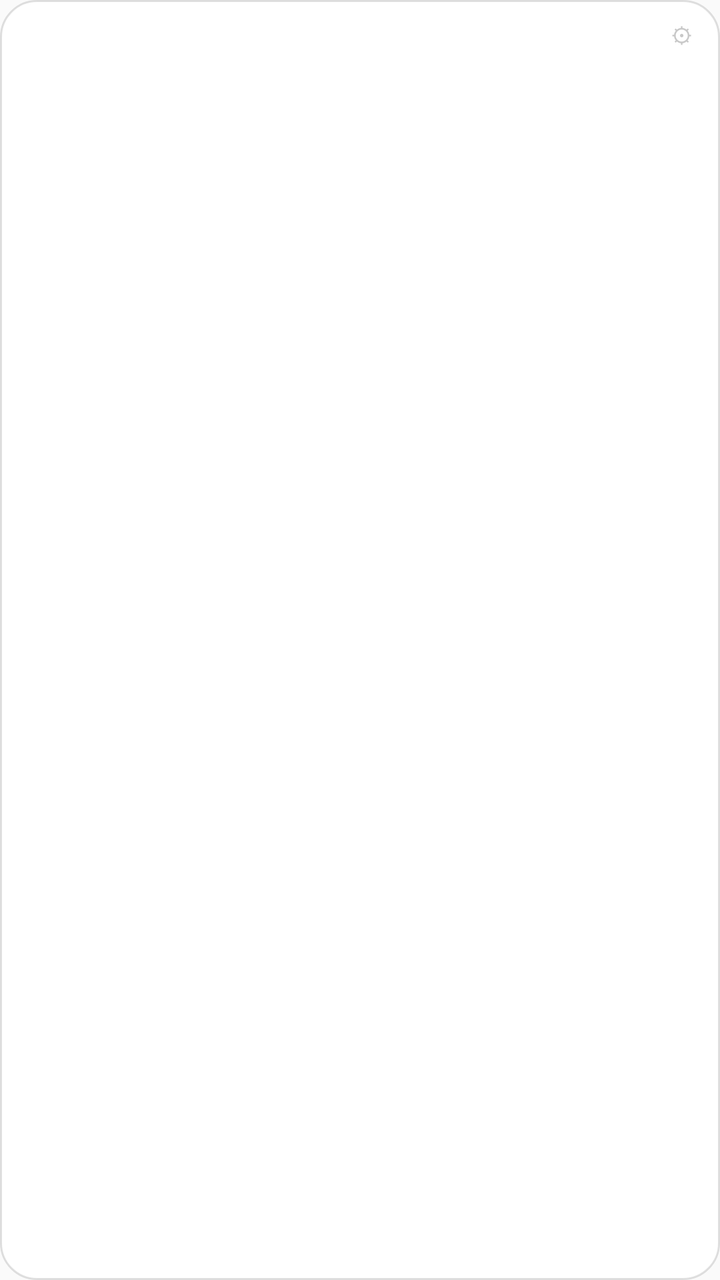
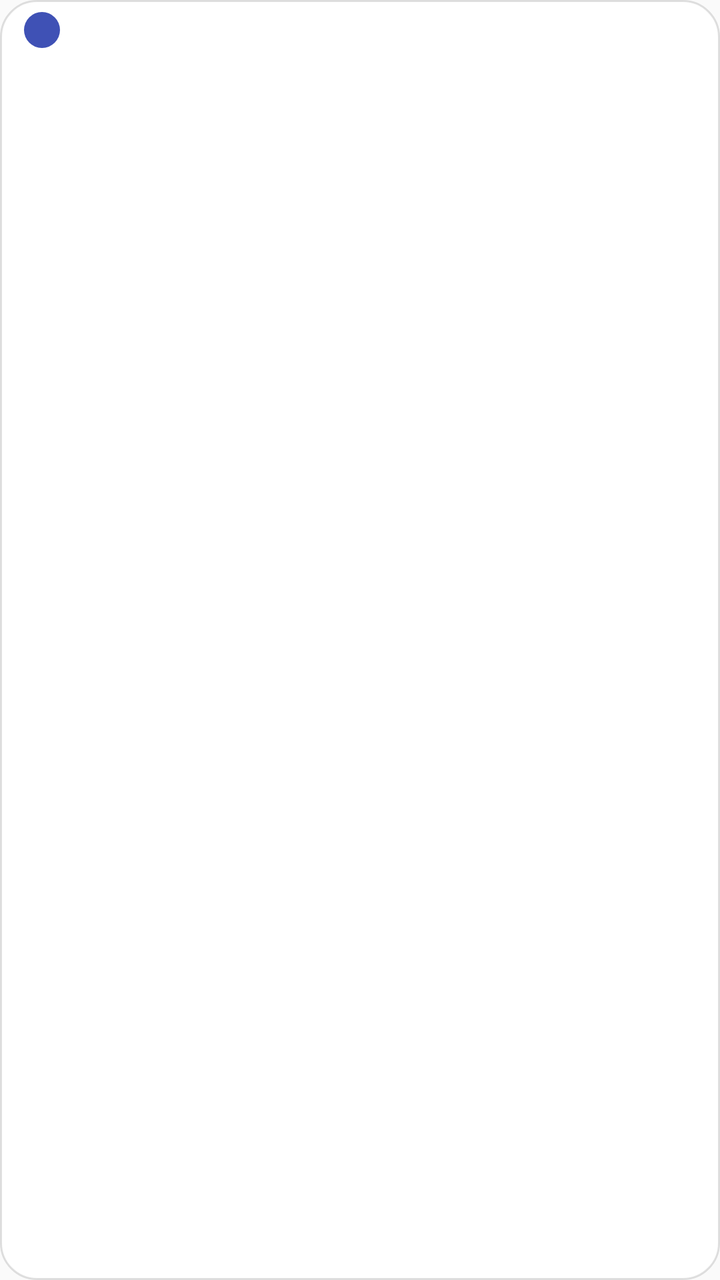

An Android layout rendered at two revisions. The XML below is the earlier revision; the diff shows what the commit changed to produce the second picture.
<!-- AndroidManifest.xml: application theme Theme.FocusTimer -->
<!-- res/layout/widget_timer.xml -->
<?xml version="1.0" encoding="utf-8"?>
<LinearLayout xmlns:android="http://schemas.android.com/apk/res/android"
    android:id="@+id/widget_root"
    android:layout_width="match_parent"
    android:layout_height="match_parent"
    android:background="@drawable/widget_bg"
    android:orientation="vertical"
    android:paddingStart="14dp"
    android:paddingTop="10dp"
    android:paddingEnd="14dp"
    android:paddingBottom="10dp">

    <LinearLayout
        android:layout_width="match_parent"
        android:layout_height="wrap_content"
        android:gravity="center_vertical"
        android:orientation="horizontal">

        <TextView
            android:id="@+id/widget_badge"
            android:layout_width="20dp"
            android:layout_height="20dp"
            android:background="@drawable/badge_circle"
            android:gravity="center"
            android:includeFontPadding="false"
            android:textColor="#FFFFFF"
            android:textSize="10sp"
            android:visibility="gone" />

        <TextView
            android:id="@+id/widget_name"
            android:layout_width="0dp"
            android:layout_height="wrap_content"
            android:layout_marginStart="8dp"
            android:layout_weight="1"
            android:ellipsize="end"
            android:includeFontPadding="false"
            android:maxLines="1"
            android:textColor="#333333"
            android:textSize="13sp"
            android:textStyle="bold" />

        <TextView
            android:id="@+id/widget_cfg"
            android:layout_width="wrap_content"
            android:layout_height="wrap_content"
            android:includeFontPadding="false"
            android:paddingStart="8dp"
            android:text="⚙"
            android:textColor="#C8C8C8"
            android:textSize="11sp" />
    </LinearLayout>

    <TextView
        android:id="@+id/widget_time"
        android:layout_width="match_parent"
        android:layout_height="wrap_content"
        android:layout_marginTop="2dp"
        android:gravity="center"
        android:includeFontPadding="false"
        android:maxLines="1"
        android:textColor="#222222"
        android:textSize="20sp" />

    <Chronometer
        android:id="@+id/widget_chrono"
        android:layout_width="match_parent"
        android:layout_height="wrap_content"
        android:layout_marginTop="2dp"
        android:gravity="center"
        android:includeFontPadding="false"
        android:maxLines="1"
        android:textColor="#222222"
        android:textSize="20sp"
        android:visibility="gone" />

    <TextView
        android:id="@+id/widget_hint"
        android:layout_width="match_parent"
        android:layout_height="wrap_content"
        android:layout_marginTop="1dp"
        android:ellipsize="end"
        android:gravity="center"
        android:includeFontPadding="false"
        android:maxLines="1"
        android:textColor="#9A9A9A"
        android:textSize="10sp" />

    <TextView
        android:id="@+id/widget_action"
        android:layout_width="match_parent"
        android:layout_height="wrap_content"
        android:layout_marginTop="8dp"
        android:background="@drawable/pill_bg"
        android:gravity="center"
        android:paddingTop="9dp"
        android:paddingBottom="9dp"
        android:text="▶ 开始"
        android:textColor="#FFFFFF"
        android:textSize="14sp"
        android:visibility="gone" />
</LinearLayout>
<!-- resources referenced by this layout -->
<resources>
  <!-- drawable badge_circle (drawable) -->
  <?xml version="1.0" encoding="utf-8"?>
  <shape xmlns:android="http://schemas.android.com/apk/res/android"
      android:shape="oval">
      <solid android:color="#3F51B5" />
  </shape>
  <!-- drawable pill_bg (drawable) -->
  <?xml version="1.0" encoding="utf-8"?>
  <shape xmlns:android="http://schemas.android.com/apk/res/android"
      android:shape="rectangle">
      <corners android:radius="20dp" />
      <solid android:color="#3F51B5" />
  </shape>
  <!-- drawable widget_bg (drawable) -->
  <?xml version="1.0" encoding="utf-8"?>
  <shape xmlns:android="http://schemas.android.com/apk/res/android"
      android:shape="rectangle">
      <corners android:radius="18dp" />
      <solid android:color="#FFFFFFFF" />
      <stroke android:width="1dp" android:color="#1F000000" />
  </shape>
  <style name="Theme.FocusTimer" parent="@android:style/Theme.Material.Light.NoActionBar" />
</resources>

<!-- the commit's change to res/layout/widget_timer.xml (unified diff, before → after) -->
@@ -5,10 +5,10 @@
     android:layout_height="match_parent"
     android:background="@drawable/widget_bg"
     android:orientation="vertical"
-    android:paddingStart="14dp"
-    android:paddingTop="10dp"
-    android:paddingEnd="14dp"
-    android:paddingBottom="10dp">
+    android:paddingStart="12dp"
+    android:paddingTop="6dp"
+    android:paddingEnd="12dp"
+    android:paddingBottom="6dp">
 
     <LinearLayout
         android:layout_width="match_parent"
@@ -18,14 +18,13 @@
 
         <TextView
             android:id="@+id/widget_badge"
-            android:layout_width="20dp"
-            android:layout_height="20dp"
-            android:background="@drawable/badge_circle"
+            android:layout_width="18dp"
+            android:layout_height="18dp"
+            android:background="@drawable/badge_p0"
             android:gravity="center"
             android:includeFontPadding="false"
             android:textColor="#FFFFFF"
-            android:textSize="10sp"
-            android:visibility="gone" />
+            android:textSize="9sp" />
 
         <TextView
             android:id="@+id/widget_name"
@@ -35,68 +34,72 @@
             android:layout_weight="1"
             android:ellipsize="end"
             android:includeFontPadding="false"
+            android:letterSpacing="0.04"
             android:maxLines="1"
-            android:textColor="#333333"
-            android:textSize="13sp"
-            android:textStyle="bold" />
+            android:textColor="#7A7A7A"
+            android:textSize="12sp" />
+    </LinearLayout>
 
-        <TextView
-            android:id="@+id/widget_cfg"
-            android:layout_width="wrap_content"
-            android:layout_height="wrap_content"
-            android:includeFontPadding="false"
-            android:paddingStart="8dp"
-            android:text="⚙"
-            android:textColor="#C8C8C8"
-            android:textSize="11sp" />
-    </LinearLayout>
+    <Space
+        android:layout_width="match_parent"
+        android:layout_height="0dp"
+        android:layout_weight="1" />
 
     <TextView
         android:id="@+id/widget_time"
         android:layout_width="match_parent"
         android:layout_height="wrap_content"
-        android:layout_marginTop="2dp"
+        android:fontFamily="sans-serif-light"
         android:gravity="center"
         android:includeFontPadding="false"
+        android:letterSpacing="0.02"
         android:maxLines="1"
-        android:textColor="#222222"
-        android:textSize="20sp" />
+        android:textColor="#1A1A1A"
+        android:textSize="19sp" />
 
     <Chronometer
         android:id="@+id/widget_chrono"
         android:layout_width="match_parent"
         android:layout_height="wrap_content"
-        android:layout_marginTop="2dp"
+        android:fontFamily="sans-serif-light"
         android:gravity="center"
         android:includeFontPadding="false"
+        android:letterSpacing="0.02"
         android:maxLines="1"
-        android:textColor="#222222"
-        android:textSize="20sp"
+        android:textColor="#1A1A1A"
+        android:textSize="19sp"
         android:visibility="gone" />
 
     <TextView
         android:id="@+id/widget_hint"
         android:layout_width="match_parent"
         android:layout_height="wrap_content"
-        android:layout_marginTop="1dp"
+        android:layout_marginTop="2dp"
         android:ellipsize="end"
         android:gravity="center"
         android:includeFontPadding="false"
         android:maxLines="1"
-        android:textColor="#9A9A9A"
-        android:textSize="10sp" />
+        android:textColor="#B3B3B3"
+        android:textSize="10sp"
+        android:visibility="gone" />
+
+    <Space
+        android:layout_width="match_parent"
+        android:layout_height="0dp"
+        android:layout_weight="1" />
 
     <TextView
         android:id="@+id/widget_action"
         android:layout_width="match_parent"
         android:layout_height="wrap_content"
-        android:layout_marginTop="8dp"
-        android:background="@drawable/pill_bg"
+        android:background="@drawable/pill_p0"
         android:gravity="center"
-        android:paddingTop="9dp"
-        android:paddingBottom="9dp"
-        android:text="▶ 开始"
+        android:includeFontPadding="false"
+        android:letterSpacing="0.06"
+        android:paddingTop="12dp"
+        android:paddingBottom="12dp"
+        android:text="▶&#xFE0E; 开始"
         android:textColor="#FFFFFF"
-        android:textSize="14sp"
+        android:textSize="15sp"
         android:visibility="gone" />
 </LinearLayout>
<!-- resource entries referenced after the edit -->
@@ -1,17 +1,17 @@
 <!-- resources referenced by this layout -->
 <resources>
-  <!-- drawable badge_circle (drawable) -->
+  <!-- drawable badge_p0 (drawable) -->
   <?xml version="1.0" encoding="utf-8"?>
   <shape xmlns:android="http://schemas.android.com/apk/res/android"
       android:shape="oval">
       <solid android:color="#3F51B5" />
   </shape>
-  <!-- drawable pill_bg (drawable) -->
+  <!-- drawable pill_p0 (drawable) -->
   <?xml version="1.0" encoding="utf-8"?>
   <shape xmlns:android="http://schemas.android.com/apk/res/android"
       android:shape="rectangle">
-      <corners android:radius="20dp" />
       <solid android:color="#3F51B5" />
+      <corners android:radius="30dp" />
   </shape>
   <!-- drawable widget_bg (drawable) -->
   <?xml version="1.0" encoding="utf-8"?>
